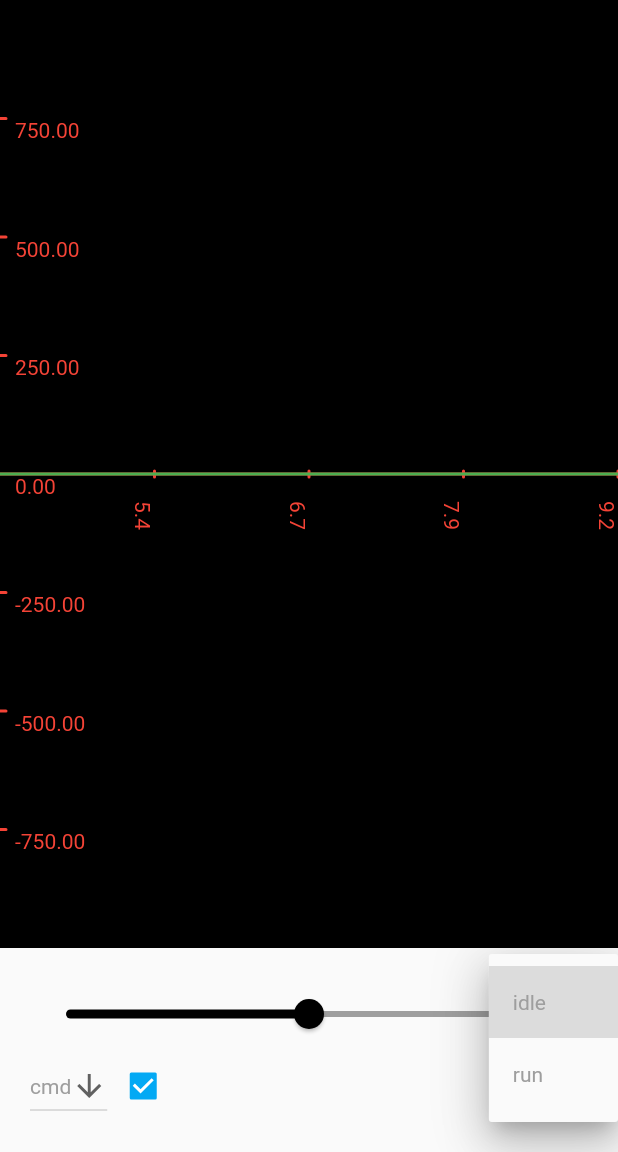
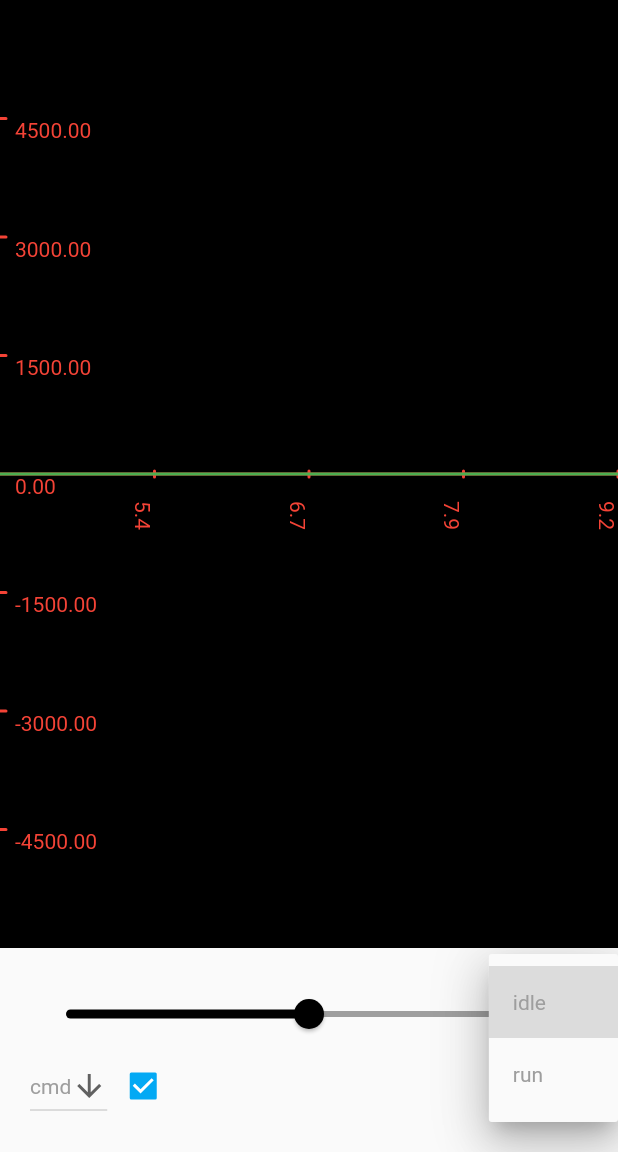
Before and after one commit to benjaminpaik/remote_control, a Flutter app: the screen it shows after launch, item 3 of the bottom bar chosen, on a phone screen of 412 x 824 dp, the part 84-1236 px from its top. Run offline on Flutter 3.47's test engine with Material 2 defaults, Android fonts, the phone set to English and light mode, and no system bars; our stand-ins replace flutter_blue, sensors_plus.

Commit message:
Added commented code to enable accelerometer control.

```diff
--- a/lib/models/graph_data_model.dart
+++ b/lib/models/graph_data_model.dart
@@ -2,6 +2,7 @@ import 'dart:async';
 import 'package:flutter/material.dart';
 import 'package:flutter/services.dart';
 import 'package:flutter_blue/flutter_blue.dart';
+import 'package:sensors_plus/sensors_plus.dart';
 import 'package:remote_control/widgets/oscilloscope_widget.dart';
 
 const updateInterval = 50;
@@ -32,12 +33,23 @@ class GraphDataModel extends ChangeNotifier {
   final _bleWriteValues = ByteData(writeBytes);
   final _bleReadValues = ByteData(readBytes);
 
-  int bleCommand = 0;
+  bool _bleConnected = false;
+  // bool _bleCmdUpdate = false;
+  int _bleCommand = 0;
   CmdMode cmdMode = CmdMode.idle;
 
+  int get bleCommand {
+    return _bleCommand;
+  }
+
+  set bleCommand(value) {
+    _bleCommand = value;
+    notifyListeners();
+  }
+
   final plotData = PlotData([
-    PlotCurve('cmd', maxValue: 1000.0, minValue: -1000.0, color: Colors.red),
-    PlotCurve('sine', maxValue: 1.0, minValue: -1.0, color: Colors.green),],
+    PlotCurve('cmd', maxValue: 6000.0, minValue: -6000.0, color: Colors.red),
+    PlotCurve('pos', maxValue: 3.14159, minValue: -3.14159, color: Colors.green),],
       maxSamples: maxDataPoints.toInt(),
       ySegments: 8,
       backgroundColor: Colors.black);
@@ -54,6 +66,12 @@ class GraphDataModel extends ChangeNotifier {
     elapsedTime = (currentTime - _startTime).toDouble() / 1000.0;
     plotData.curves[0].value = _bleReadValues.getInt32(0).toDouble();
     plotData.curves[1].value = _bleReadValues.getFloat32(4);
+
+    // uncommented for accelerometer control
+    // if(_bleCmdUpdate && _bleConnected) {
+    //   writeCmdValue();
+    // }
+    // _bleCmdUpdate = !_bleCmdUpdate;
 
     // final radians = (2.0 * pi * elapsedTime) / 10.0;
     // plotData.curves[0].value = sin(radians);
@@ -85,6 +103,12 @@ class GraphDataModel extends ChangeNotifier {
           break;
       }
     }
+
+    // uncomment for accelerometer control
+    // accelerometerEvents.listen((event) {
+    //   bleCommand = -(event.x * 200.0).toInt();
+    // });
+    _bleConnected = true;
   }
 
   Future<void> initReadCharacteristic(BluetoothCharacteristic ch) async {
--- a/lib/screens/scope_screen.dart
+++ b/lib/screens/scope_screen.dart
@@ -1,4 +1,3 @@
-import 'package:flutter/cupertino.dart';
 import 'package:flutter/material.dart';
 import 'package:provider/provider.dart';
 import 'package:remote_control/models/graph_data_model.dart';
--- a/pubspec.yaml
+++ b/pubspec.yaml
@@ -36,6 +36,7 @@ dependencies:
   cupertino_icons: ^1.0.2
   provider: ^5.0.0
   flutter_blue: ^0.8.0
+  sensors_plus: ^1.2.1
 
 dev_dependencies:
   flutter_test:
```
Also changed, not shown: pubspec.lock.
